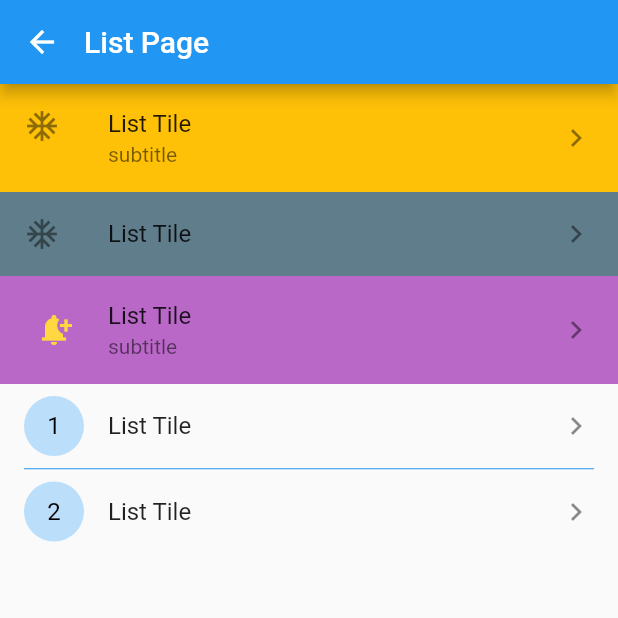
After one commit to muhammadfarros12/udemy-flutter-app, a Flutter app: the screen it shows after launch, after a tap on "List Page", on a phone screen of 412 x 824 dp, the top half of it. The commit adds this screen. Run offline on Flutter 3.47's test engine with Material 2 defaults, Android fonts, the phone set to English and light mode, and no system bars.

Commit message:
[commit 2]List Page

```diff
--- /dev/null
+++ b/lib/page/list_page.dart
@@ -0,0 +1,67 @@
+import 'package:flutter/material.dart';
+
+class ListPage extends StatelessWidget {
+  const ListPage({Key? key}) : super(key: key);
+
+  @override
+  Widget build(BuildContext context) {
+    return Scaffold(
+      appBar: AppBar(
+        title: const Text('List Page'),
+        titleSpacing: 0,
+      ),
+      body: ListView(
+        children: [
+          const ListTile(
+            tileColor: Colors.amber,
+            leading: Icon(Icons.ac_unit_outlined),
+            title: Text('List Tile'),
+            trailing: Icon(Icons.navigate_next),
+            subtitle: Text('subtitle'),
+          ),
+          const ListTile(
+            tileColor: Colors.blueGrey,
+            leading: Icon(Icons.ac_unit_outlined),
+            title: Text('List Tile'),
+            trailing: Icon(Icons.navigate_next),
+          ),
+          ListTile(
+            tileColor: Colors.purple[300],
+            leading: const CircleAvatar(
+              backgroundColor: Colors.transparent,
+              foregroundColor: Colors.amberAccent,
+              child: Icon(Icons.notification_add),
+            ),
+            title: const Text('List Tile'),
+            trailing: const Icon(Icons.navigate_next),
+            subtitle: const Text('subtitle'),
+          ),
+          ListTile(
+            leading: const CircleAvatar(
+              foregroundColor: Colors.black,
+              child: Text('1'),
+            ),
+            title: const Text('List Tile'),
+            trailing: const Icon(Icons.navigate_next),
+            onTap: () {},
+          ),
+          const Divider(
+            color: Colors.blue,
+            height: 1,
+            indent: 16,
+            endIndent: 16,
+          ),
+          ListTile(
+            leading: const CircleAvatar(
+              foregroundColor: Colors.black,
+              child: Text('2'),
+            ),
+            title: const Text('List Tile'),
+            trailing: const Icon(Icons.navigate_next),
+            onTap: () {},
+          ),
+        ],
+      ),
+    );
+  }
+}
--- a/lib/page/menu_page.dart
+++ b/lib/page/menu_page.dart
@@ -1,4 +1,5 @@
 import 'package:belajar_flutter/page/article_page.dart';
+import 'package:belajar_flutter/page/list_page.dart';
 import 'package:flutter/material.dart';
 
 class Home extends StatefulWidget {
@@ -26,7 +27,17 @@ class _HomeState extends State<Home> {
                 },
                 child: const Text(
                   'Article',
-                  ))
+                ),
+              ),
+              ElevatedButton(
+                onPressed: () {
+                  Navigator.push(context,
+                      MaterialPageRoute(builder: (context) => ListPage()));
+                },
+                child: const Text(
+                  'List Page',
+                ),
+              ),
             ],
           ),
         ),
```
Lines whose indentation alone changed are shown as unchanged.
